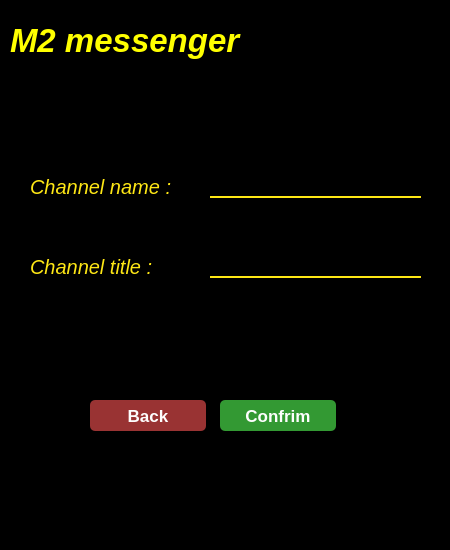
The window that untitled/createchannel.ui (MohamadKhavaran/M2-Massenger) describes before a commit, drawn with Qt 5.
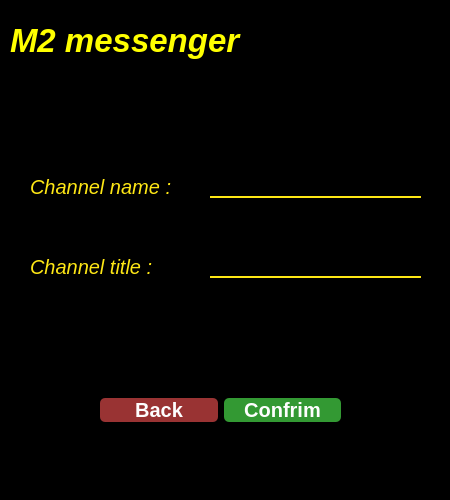
The same window after the commit. Icons and pictures are not drawn.

Diff of the .ui file:
```diff
--- a/untitled/createchannel.ui
+++ b/untitled/createchannel.ui
@@ -7,7 +7,7 @@
     <x>0</x>
     <y>0</y>
     <width>450</width>
-    <height>550</height>
+    <height>500</height>
    </rect>
   </property>
   <property name="windowTitle">
@@ -126,89 +126,6 @@
 }</string>
    </property>
   </widget>
-  <widget class="QPushButton" name="pushButton">
-   <property name="geometry">
-    <rect>
-     <x>220</x>
-     <y>400</y>
-     <width>116</width>
-     <height>31</height>
-    </rect>
-   </property>
-   <property name="font">
-    <font>
-     <pointsize>13</pointsize>
-     <italic>false</italic>
-     <bold>true</bold>
-    </font>
-   </property>
-   <property name="styleSheet">
-    <string notr="true">QPushButton#pushButton {
-color: white;
-border-radius: 5px;
-Background: #393;
-color: #fefefe;
-}
-
-QPushButton#pushButton:hover {
-	background-color: rgb(42, 46, 52);
-border-style: solid;
- border-width: 1px;
-	color: rgb(241, 182, 88);
-}
-
-QPushButton#pushButton:pressed {
-border-style: solid;
-border-width: 1px;
-	background-color: rgb(25, 69, 105);
-	color: rgb(85, 255, 255);
-}</string>
-   </property>
-   <property name="text">
-    <string>Confrim</string>
-   </property>
-  </widget>
-  <widget class="QPushButton" name="pushButton_2">
-   <property name="geometry">
-    <rect>
-     <x>90</x>
-     <y>400</y>
-     <width>116</width>
-     <height>31</height>
-    </rect>
-   </property>
-   <property name="font">
-    <font>
-     <pointsize>13</pointsize>
-     <bold>true</bold>
-    </font>
-   </property>
-   <property name="styleSheet">
-    <string notr="true">QPushButton#pushButton_2 {
-color: white;
-border-radius: 5px;
-Background: #933;
-color: #fefefe;
-}
-
-QPushButton#pushButton_2:hover {
-	background-color: rgb(42, 46, 52);
-border-style: solid;
- border-width: 1px;
-	color: rgb(241, 182, 88);
-}
-
-QPushButton#pushButton_2:pressed {
-border-style: solid;
-border-width: 1px;
-	background-color: rgb(25, 69, 105);
-	color: rgb(85, 255, 255);
-}</string>
-   </property>
-   <property name="text">
-    <string>Back</string>
-   </property>
-  </widget>
   <widget class="QLabel" name="label_3">
    <property name="geometry">
     <rect>
@@ -248,6 +165,89 @@
     <string/>
    </property>
   </widget>
+  <widget class="QWidget" name="horizontalLayoutWidget">
+   <property name="geometry">
+    <rect>
+     <x>100</x>
+     <y>380</y>
+     <width>241</width>
+     <height>61</height>
+    </rect>
+   </property>
+   <layout class="QHBoxLayout" name="horizontalLayout">
+    <item>
+     <widget class="QPushButton" name="pushButton_2">
+      <property name="font">
+       <font>
+        <pointsize>15</pointsize>
+        <bold>true</bold>
+       </font>
+      </property>
+      <property name="styleSheet">
+       <string notr="true">QPushButton#pushButton_2 {
+color: white;
+border-radius: 5px;
+Background: #933;
+color: #fefefe;
+}
+
+QPushButton#pushButton_2:hover {
+	background-color: rgb(42, 46, 52);
+border-style: solid;
+ border-width: 1px;
+	color: rgb(241, 182, 88);
+}
+
+QPushButton#pushButton_2:pressed {
+border-style: solid;
+border-width: 1px;
+	background-color: rgb(25, 69, 105);
+	color: rgb(85, 255, 255);
+}</string>
+      </property>
+      <property name="text">
+       <string>Back</string>
+      </property>
+     </widget>
+    </item>
+    <item>
+     <widget class="QPushButton" name="pushButton">
+      <property name="font">
+       <font>
+        <pointsize>15</pointsize>
+        <italic>false</italic>
+        <bold>true</bold>
+       </font>
+      </property>
+      <property name="styleSheet">
+       <string notr="true">QPushButton#pushButton {
+color: white;
+border-radius: 5px;
+Background: #393;
+color: #fefefe;
+}
+
+QPushButton#pushButton:hover {
+	background-color: rgb(42, 46, 52);
+border-style: solid;
+ border-width: 1px;
+	color: rgb(241, 182, 88);
+}
+
+QPushButton#pushButton:pressed {
+border-style: solid;
+border-width: 1px;
+	background-color: rgb(25, 69, 105);
+	color: rgb(85, 255, 255);
+}</string>
+      </property>
+      <property name="text">
+       <string>Confrim</string>
+      </property>
+     </widget>
+    </item>
+   </layout>
+  </widget>
  </widget>
  <resources/>
  <connections/>
```
